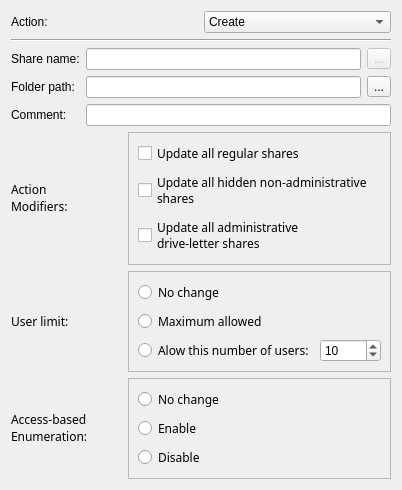
The window that src/apps/mvvm-folders/shares/shareswidget.ui (august-alt/policy-preferences-editor-prototype) describes before a commit, drawn with Qt 5.
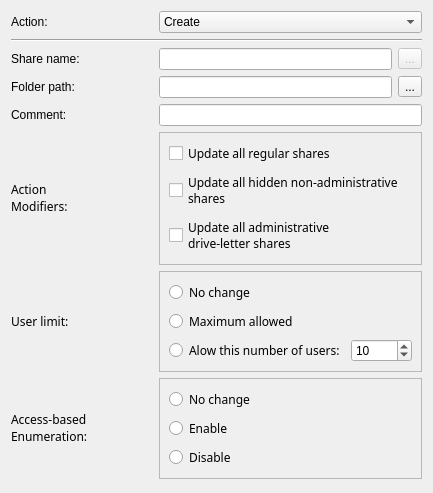
The same window after the commit.

What changed in the file:
```diff
--- a/src/apps/mvvm-folders/shares/shareswidget.ui
+++ b/src/apps/mvvm-folders/shares/shareswidget.ui
@@ -7,7 +7,7 @@
     <x>0</x>
     <y>0</y>
     <width>402</width>
-    <height>487</height>
+    <height>493</height>
    </rect>
   </property>
   <property name="windowTitle">
@@ -28,6 +28,18 @@
    </item>
    <item row="4" column="0">
     <widget class="QLabel" name="userLimitLabel">
+     <property name="sizePolicy">
+      <sizepolicy hsizetype="Fixed" vsizetype="Preferred">
+       <horstretch>0</horstretch>
+       <verstretch>0</verstretch>
+      </sizepolicy>
+     </property>
+     <property name="minimumSize">
+      <size>
+       <width>142</width>
+       <height>0</height>
+      </size>
+     </property>
      <property name="font">
       <font>
        <family>Sans Serif</family>
@@ -61,6 +73,18 @@
    </item>
    <item row="3" column="0">
     <widget class="QLabel" name="actionModifiersLabel">
+     <property name="sizePolicy">
+      <sizepolicy hsizetype="Fixed" vsizetype="Preferred">
+       <horstretch>0</horstretch>
+       <verstretch>0</verstretch>
+      </sizepolicy>
+     </property>
+     <property name="minimumSize">
+      <size>
+       <width>142</width>
+       <height>0</height>
+      </size>
+     </property>
      <property name="font">
       <font>
        <family>Sans Serif</family>
@@ -94,6 +118,18 @@
     <layout class="QGridLayout" name="shareLayout">
      <item row="0" column="0">
       <widget class="QLabel" name="shareNameLabel">
+       <property name="sizePolicy">
+        <sizepolicy hsizetype="Fixed" vsizetype="Preferred">
+         <horstretch>0</horstretch>
+         <verstretch>0</verstretch>
+        </sizepolicy>
+       </property>
+       <property name="minimumSize">
+        <size>
+         <width>142</width>
+         <height>0</height>
+        </size>
+       </property>
        <property name="text">
         <string>Share name:</string>
        </property>
@@ -108,6 +144,18 @@
      </item>
      <item row="1" column="0">
       <widget class="QLabel" name="folderPathLabel">
+       <property name="sizePolicy">
+        <sizepolicy hsizetype="Fixed" vsizetype="Preferred">
+         <horstretch>0</horstretch>
+         <verstretch>0</verstretch>
+        </sizepolicy>
+       </property>
+       <property name="minimumSize">
+        <size>
+         <width>142</width>
+         <height>0</height>
+        </size>
+       </property>
        <property name="text">
         <string>Folder path:</string>
        </property>
@@ -122,6 +170,18 @@
      </item>
      <item row="2" column="0">
       <widget class="QLabel" name="commentLabel">
+       <property name="sizePolicy">
+        <sizepolicy hsizetype="Fixed" vsizetype="Preferred">
+         <horstretch>0</horstretch>
+         <verstretch>0</verstretch>
+        </sizepolicy>
+       </property>
+       <property name="minimumSize">
+        <size>
+         <width>142</width>
+         <height>0</height>
+        </size>
+       </property>
        <property name="text">
         <string>Comment:</string>
        </property>
@@ -210,6 +270,18 @@
     <layout class="QHBoxLayout" name="actionLayout">
      <item>
       <widget class="QLabel" name="actionLabel">
+       <property name="sizePolicy">
+        <sizepolicy hsizetype="Fixed" vsizetype="Preferred">
+         <horstretch>0</horstretch>
+         <verstretch>0</verstretch>
+        </sizepolicy>
+       </property>
+       <property name="minimumSize">
+        <size>
+         <width>142</width>
+         <height>0</height>
+        </size>
+       </property>
        <property name="text">
         <string>Action:</string>
        </property>
@@ -249,6 +321,18 @@
    </item>
    <item row="5" column="0">
     <widget class="QLabel" name="accessBasedLabel">
+     <property name="sizePolicy">
+      <sizepolicy hsizetype="Fixed" vsizetype="Preferred">
+       <horstretch>0</horstretch>
+       <verstretch>0</verstretch>
+      </sizepolicy>
+     </property>
+     <property name="minimumSize">
+      <size>
+       <width>142</width>
+       <height>0</height>
+      </size>
+     </property>
      <property name="font">
       <font>
        <family>Sans Serif</family>
```
